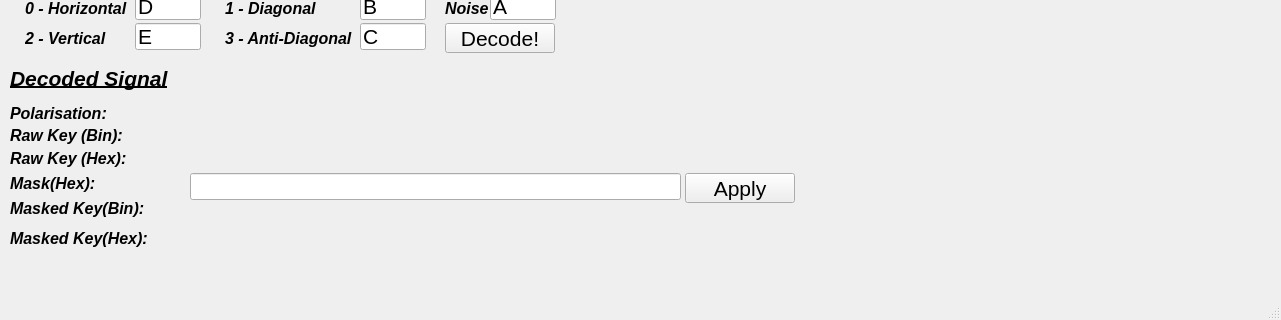
The window that programs/4_HackTools/Quantum_Listener/guiInterceptor.ui (HelpMeFinishPhD/Qcamp2019) describes before a commit, drawn with Qt 5; both pictures show x 0 to 1281 and y 347 to 667 of the 1281 by 667 pixel window.
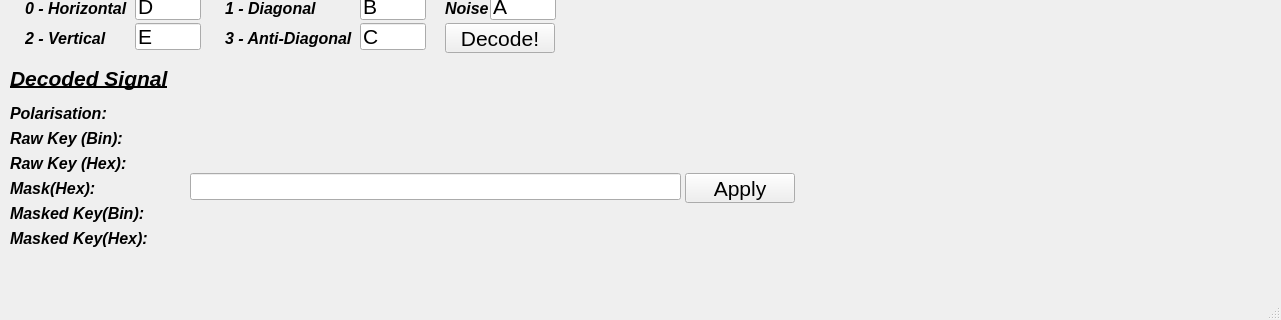
The same window after the commit. Icons and pictures are not drawn. Custom widgets are drawn as their Qt base class.

What changed in the file:
```diff
--- a/programs/4_HackTools/Quantum_Listener/guiInterceptor.ui
+++ b/programs/4_HackTools/Quantum_Listener/guiInterceptor.ui
@@ -564,7 +564,7 @@
     <property name="geometry">
      <rect>
       <x>10</x>
-      <y>515</y>
+      <y>520</y>
       <width>91</width>
       <height>31</height>
      </rect>
@@ -604,7 +604,7 @@
    <widget class="QLabel" name="masked_signal">
     <property name="geometry">
      <rect>
-      <x>190</x>
+      <x>195</x>
       <y>545</y>
       <width>1071</width>
       <height>31</height>
@@ -627,7 +627,7 @@
     <property name="geometry">
      <rect>
       <x>10</x>
-      <y>540</y>
+      <y>545</y>
       <width>141</width>
       <height>31</height>
      </rect>
@@ -674,7 +674,7 @@
     <property name="geometry">
      <rect>
       <x>195</x>
-      <y>490</y>
+      <y>495</y>
       <width>1061</width>
       <height>31</height>
      </rect>
@@ -696,7 +696,7 @@
     <property name="geometry">
      <rect>
       <x>10</x>
-      <y>490</y>
+      <y>495</y>
       <width>126</width>
       <height>31</height>
      </rect>
@@ -718,7 +718,7 @@
     <property name="geometry">
      <rect>
       <x>195</x>
-      <y>467</y>
+      <y>470</y>
       <width>1066</width>
       <height>31</height>
      </rect>
@@ -740,7 +740,7 @@
     <property name="geometry">
      <rect>
       <x>10</x>
-      <y>467</y>
+      <y>470</y>
       <width>126</width>
       <height>31</height>
      </rect>
@@ -783,8 +783,8 @@
    <widget class="QLabel" name="masked_signal_hex">
     <property name="geometry">
      <rect>
-      <x>190</x>
-      <y>575</y>
+      <x>195</x>
+      <y>570</y>
       <width>1076</width>
       <height>31</height>
      </rect>
```
